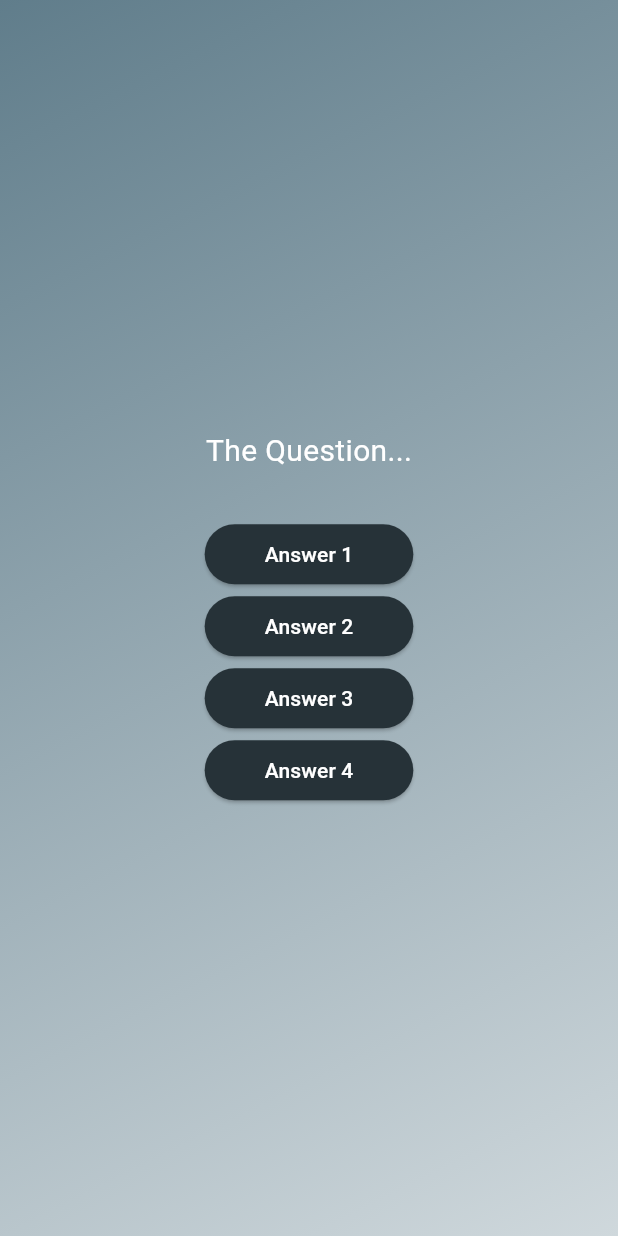
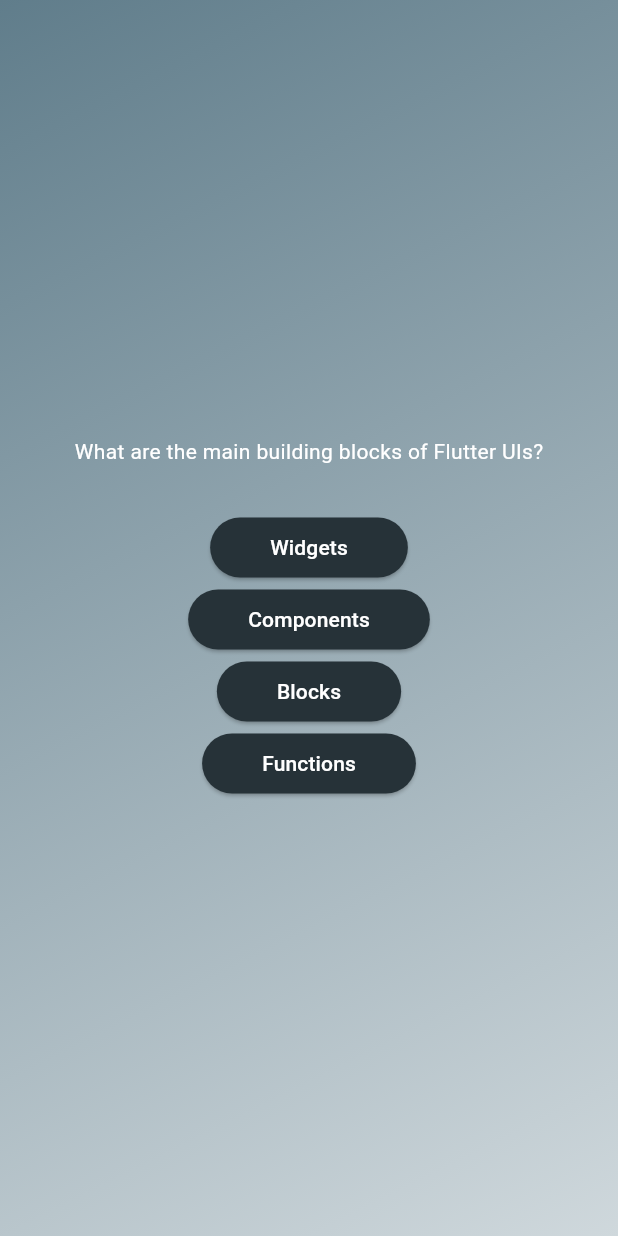
Before and after one commit to rajin-khan/flutter-self, a Flutter app: the screen it shows after launch, after a tap on "Start Quiz!", on a phone screen of 412 x 824 dp. Run offline on Flutter 3.47's test engine with Material 3 defaults, Android fonts, the phone set to English and light mode, and no system bars.

Commit message:
Generate answer buttons dynamically

```diff
--- a/quiz_app/lib/questions_screen.dart
+++ b/quiz_app/lib/questions_screen.dart
@@ -1,5 +1,6 @@
 import 'package:flutter/material.dart';
 import 'package:quiz_app/answer_button.dart';
+import 'package:quiz_app/data/questions.dart';
 
 class QuestionsScreen extends StatefulWidget {
   const QuestionsScreen({super.key});
@@ -12,36 +13,24 @@ class QuestionsScreen extends StatefulWidget {
 class _QuestionsScreenState extends State<QuestionsScreen> {
   @override
   Widget build(context) {
+    final currentQuestion = questions[0];
+
     return SizedBox(
       //you could have wrapped the column with center and set the main axis size to min, but this is an alternate way to do it.
       width: double.infinity, //the sizedbox takes up all the available width
       child: Column(
         mainAxisAlignment: MainAxisAlignment.center,
         children: [
-          const Text(
-            'The Question...',
-            style: TextStyle(
+          Text(
+            currentQuestion.text,
+            style: const TextStyle(
               color: Colors.white,
-              fontSize: 20,
             ),
           ),
           const SizedBox(height: 30),
-          AnswerButton(
-            'Answer 1',
-            () {},
-          ),
-          AnswerButton(
-            'Answer 2',
-            () {},
-          ),
-          AnswerButton(
-            'Answer 3',
-            () {},
-          ),
-          AnswerButton(
-            'Answer 4',
-            () {},
-          ),
+          ...currentQuestion.answers.map((answer) {
+            return AnswerButton(answer, () {});
+          })
         ],
       ),
     );
```
